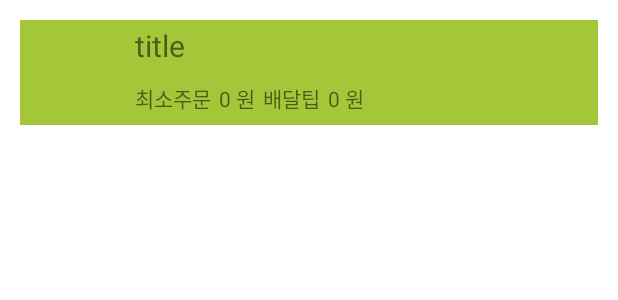
After one commit to dmswjd4117/Delivery_app, an Android app: the layout item_store.xml on its own in the app's theme, with its tools: preview values and no code run, on a phone screen of 412 x 824 dp. The commit adds this screen. Shown: the top 300 px of the screen. Run offline under Robolectric (Android 15) with nearby library versions, the phone set to English and light mode, and no system bars.

Commit message:
feat: 가게 리스트 화면

```diff
--- a/app/build.gradle
+++ b/app/build.gradle
@@ -47,4 +47,9 @@ dependencies {
     implementation 'com.squareup.retrofit2:retrofit:2.5.0'
     implementation 'com.google.code.gson:gson:2.8.2'
     implementation 'com.squareup.retrofit2:converter-gson:2.4.0'
+
+
+    // Glide
+    implementation 'com.github.bumptech.glide:glide:4.9.0'
+    annotationProcessor 'com.github.bumptech.glide:compiler:4.9.0'
 }
--- a/app/src/main/AndroidManifest.xml
+++ b/app/src/main/AndroidManifest.xml
@@ -12,6 +12,9 @@
         android:supportsRtl="true"
         android:theme="@style/AppTheme"
         android:usesCleartextTraffic="true">
+        <activity
+            android:name=".view.store.StoreListActivity"
+            android:exported="true" />
         <activity
             android:name=".view.user.RegisterActivity"
             android:exported="true" />
--- a/app/src/main/java/com/android/delivery/api/StoreSearchApi.java
+++ b/app/src/main/java/com/android/delivery/api/StoreSearchApi.java
@@ -12,5 +12,5 @@ import retrofit2.http.Query;
 public interface StoreSearchApi {
 
     @GET("/stores/search/all")
-    Call<ResponseDto> searchAll(@Query("addressCode") String addressCode, @Query("id") int id);
+    Call<ResponseDto> searchAll(@Query("addressCode") String addressCode, @Query("id") String id);
 }
--- a/app/src/main/res/layout/activity_address_detail.xml
+++ b/app/src/main/res/layout/activity_address_detail.xml
@@ -57,16 +57,16 @@
             android:layout_width="match_parent"
             android:layout_height="0dp"
             android:layout_weight="1"
-            android:gravity="bottom"
-            >
+            android:gravity="bottom">
+
             <Button
                 android:id="@+id/addressDetail_finishButton"
                 android:layout_width="match_parent"
                 android:layout_height="wrap_content"
                 android:layout_margin="20dp"
                 android:text="완료">
+            </Button>
 
-            </Button>
         </LinearLayout>
 
     </LinearLayout>
--- /dev/null
+++ b/app/src/main/res/layout/item_store.xml
@@ -0,0 +1,93 @@
+<?xml version="1.0" encoding="utf-8"?>
+<androidx.constraintlayout.widget.ConstraintLayout xmlns:android="http://schemas.android.com/apk/res/android"
+    xmlns:app="http://schemas.android.com/apk/res-auto"
+    xmlns:tools="http://schemas.android.com/tools"
+    android:layout_width="match_parent"
+    android:layout_height="match_parent">
+
+    <LinearLayout
+        android:id="@+id/linearLayout"
+        android:layout_width="0dp"
+        android:layout_height="70dp"
+        android:layout_margin="13dp"
+        android:background="@color/main_color"
+        android:orientation="horizontal"
+        android:weightSum="5"
+        app:layout_constraintEnd_toEndOf="parent"
+        app:layout_constraintStart_toStartOf="parent"
+        app:layout_constraintTop_toTopOf="parent"
+        tools:ignore="MissingConstraints">
+
+        <LinearLayout
+            android:layout_width="0dp"
+            android:layout_height="match_parent"
+            android:layout_weight="1"
+            android:orientation="vertical">
+
+            <ImageView
+                android:id="@+id/storeList_storeImage"
+                android:layout_width="match_parent"
+                android:layout_height="match_parent"
+                android:layout_gravity="center"
+                android:layout_margin="10dp"></ImageView>
+
+        </LinearLayout>
+
+        <LinearLayout
+            android:layout_width="0dp"
+            android:layout_height="match_parent"
+            android:layout_weight="4"
+            android:orientation="vertical"
+            android:weightSum="2">
+
+            <TextView
+                android:id="@+id/storeList_title"
+                android:layout_width="wrap_content"
+                android:layout_height="0dp"
+                android:layout_weight="1"
+                android:text="title"
+                android:gravity="center"
+                android:textSize="20dp"></TextView>
+
+            <LinearLayout
+                android:layout_width="match_parent"
+                android:layout_height="0dp"
+                android:layout_weight="1"
+                android:orientation="horizontal"
+                >
+
+                <TextView
+                    android:layout_width="wrap_content"
+                    android:layout_height="match_parent"
+                    android:layout_marginRight="5dp"
+                    android:gravity="center"
+                    android:text="최소주문"></TextView>
+
+                <TextView
+                    android:id="@+id/storeList_minimumOrder"
+                    android:layout_width="wrap_content"
+                    android:layout_height="match_parent"
+                    android:layout_marginRight="5dp"
+                    android:gravity="center"
+                    android:text="0 원"></TextView>
+
+                <TextView
+                    android:layout_width="wrap_content"
+                    android:layout_height="match_parent"
+                    android:layout_marginRight="5dp"
+                    android:gravity="center"
+                    android:text="배달팁"></TextView>
+
+                <TextView
+                    android:id="@+id/storeList_deliveryTip"
+                    android:layout_width="wrap_content"
+                    android:layout_height="match_parent"
+                    android:layout_marginRight="5dp"
+                    android:gravity="center"
+                    android:text="0 원"></TextView>
+            </LinearLayout>
+        </LinearLayout>
+
+    </LinearLayout>
+
+</androidx.constraintlayout.widget.ConstraintLayout>
--- a/app/src/main/res/values/colors.xml
+++ b/app/src/main/res/values/colors.xml
@@ -7,4 +7,5 @@
     <color name="teal_700">#FF018786</color>
     <color name="black">#FF000000</color>
     <color name="white">#FFFFFFFF</color>
+    <color name="main_color">#a4c639</color>
 </resources>
```
Also changed, not shown: app/src/main/java/com/android/delivery/adapter/store/StoreAdapter.java (added, +89 -0 lines), app/src/main/java/com/android/delivery/adapter/store/StoreItem.java (added, +56 -0 lines), app/src/main/java/com/android/delivery/model/store/StoreInfoDto.java (+30 -2 lines), app/src/main/java/com/android/delivery/view/main/MainActivity.java (+5 -36 lines), app/src/main/java/com/android/delivery/view/store/StoreListActivity.java (added, +87 -0 lines), app/src/main/res/layout/activity_store_list_actvitiy.xml (added, +16 -0 lines).
